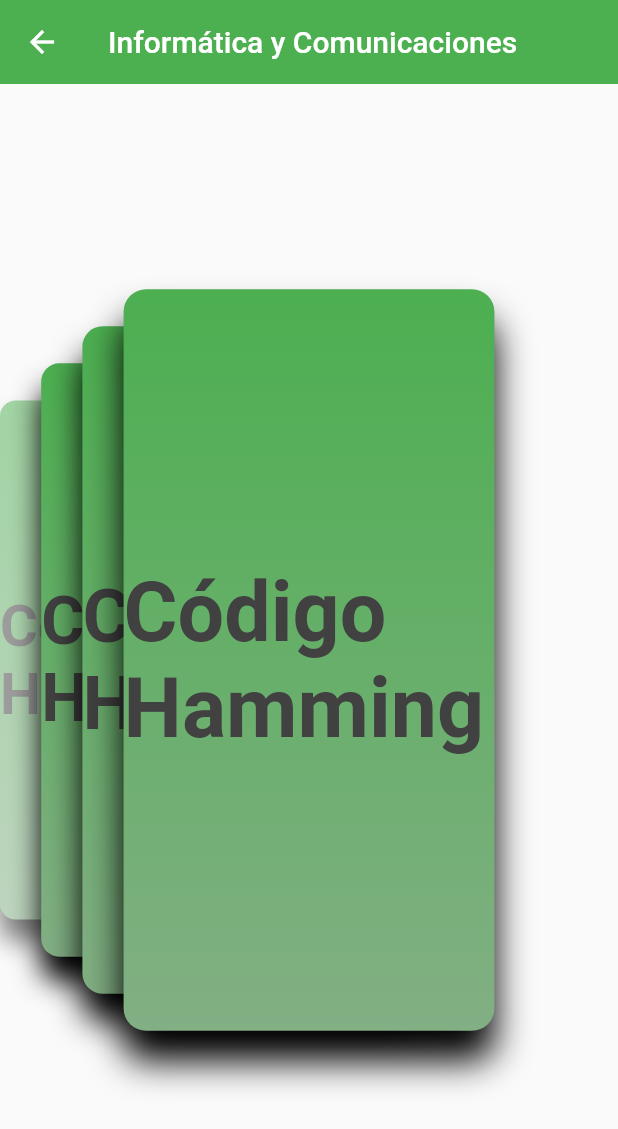
After one commit to arnauj/adapta, a Flutter app: the InformaticaScreen screen opened directly, on a phone screen of 412 x 824 dp. The commit adds this screen. Shown: the top 1129 px of the screen. Run offline on Flutter 3.47's test engine with Material 2 defaults, Android fonts, the phone set to English and light mode, and no system bars; drawn by our look-alikes of card_swiper; our stand-ins replace file_picker, flutter_colorpicker, photo_view, screenshot, wave; missing offline and left inert: flutter_state_notifier, scribble, syncfusion_flutter_pdf, syncfusion_flutter_pdfviewer.

Commit message:
Agregada template de ejercicios, con hamming en familia de Informática y Comunicaciones

```diff
--- a/adapta/lib/router/app_routes.dart
+++ b/adapta/lib/router/app_routes.dart
@@ -49,6 +49,18 @@ class AppRoutes {
       screen: const PrimariaScreen(),
       icon: Icons.child_care,
     ),
+    MenuOption(
+      route: InformaticaScreen.route,
+      name: 'Informática y Comunicacioines',
+      screen: const InformaticaScreen(),
+      icon: Icons.computer,
+    ),
+    MenuOption(
+      route: HammingScreen.route,
+      name: 'Código Hamming',
+      screen: const HammingScreen(),
+      icon: Icons.computer,
+    ),
   ];
 
   static Map<String, Widget Function(BuildContext)> getAppRoutes() {
--- /dev/null
+++ b/adapta/lib/screens/fp/informatica/informatica_screen.dart
@@ -0,0 +1,75 @@
+import 'package:card_swiper/card_swiper.dart';
+import 'package:flutter/material.dart';
+
+import 'package:adapta/screens/screens.dart';
+
+class InformaticaScreen extends StatelessWidget {
+  const InformaticaScreen({super.key});
+
+  static const String route = 'informatica';
+
+  @override
+  Widget build(BuildContext context) {
+    final size = MediaQuery.of(context).size;
+
+    return Scaffold(
+      appBar: AppBar(
+        title: Text("Informática y Comunicaciones"),
+        backgroundColor: Colors.green,
+      ),
+      body: Swiper(
+        itemBuilder: (BuildContext context, int index) {
+          /*
+          return FadeInImage(
+            image: NetworkImage("https://via.placeholder.com/300x400"),
+            placeholder: NetworkImage("https://via.placeholder.com/300x400"),
+          );*/
+
+          return GestureDetector(
+            onTap: () {
+              Navigator.pushNamed(
+                context,
+                HammingScreen.route,
+              );
+            },
+            child: Container(
+              decoration: BoxDecoration(
+                color: Colors.green,
+                borderRadius: BorderRadius.circular(15),
+                gradient: const LinearGradient(
+                  colors: [Colors.green, Color.fromARGB(255, 130, 175, 132)],
+                  stops: [0, 1],
+                  begin: FractionalOffset.topCenter,
+                  end: FractionalOffset.bottomCenter,
+                ),
+                boxShadow: const [
+                  BoxShadow(
+                    color: Colors.black,
+                    offset: Offset(0.0, 20.0),
+                    blurRadius: 20.0,
+                  ),
+                ],
+              ),
+              child: const Center(
+                child: Text(
+                  "Código Hamming",
+                  style: TextStyle(
+                    fontWeight: FontWeight.bold,
+                    fontSize: 55,
+                    color: Color.fromARGB(255, 65, 65, 65),
+                  ),
+                ),
+              ),
+            ),
+          );
+        },
+        itemCount: 10,
+        itemWidth: size.width * 0.6,
+        itemHeight: size.height * 0.6,
+        //pagination: const SwiperPagination(),
+        //control: const SwiperControl(),
+        layout: SwiperLayout.STACK,
+      ),
+    );
+  }
+}
--- a/adapta/pubspec.yaml
+++ b/adapta/pubspec.yaml
@@ -1,5 +1,5 @@
 name: adapta
-description: A new Flutter project.
+description: Aplicación para el Diseño de Actividades en Paneles Táctiles Activos.
 
 # The following line prevents the package from being accidentally published to
 # pub.dev using `flutter pub publish`. This is preferred for private packages.
@@ -34,6 +34,7 @@ dependencies:
   # The following adds the Cupertino Icons font to your application.
   # Use with the CupertinoIcons class for iOS style icons.
   syncfusion_flutter_pdfviewer: ^20.2.43-beta
+  card_swiper : ^2.0.1
   cupertino_icons: ^1.0.2
   file_picker: ^5.0.1
   flutter_colorpicker: ^1.0.3
```
Also changed, not shown: adapta/lib/screens/fp/fp_screen.dart (added, +179 -0 lines), adapta/lib/screens/fp/informatica/hamming_screen.dart (added, +22 -0 lines), adapta/lib/screens/fp_screen.dart (deleted, +0 -98 lines), adapta/lib/screens/screens.dart (+5 -3 lines), adapta/lib/screens/primaria/primaria_screen.dart (renamed from adapta/lib/screens/primaria_screen.dart), adapta/lib/screens/secundaria/secundaria_screen.dart (renamed from adapta/lib/screens/secundaria_screen.dart), adapta/pubspec.lock.
